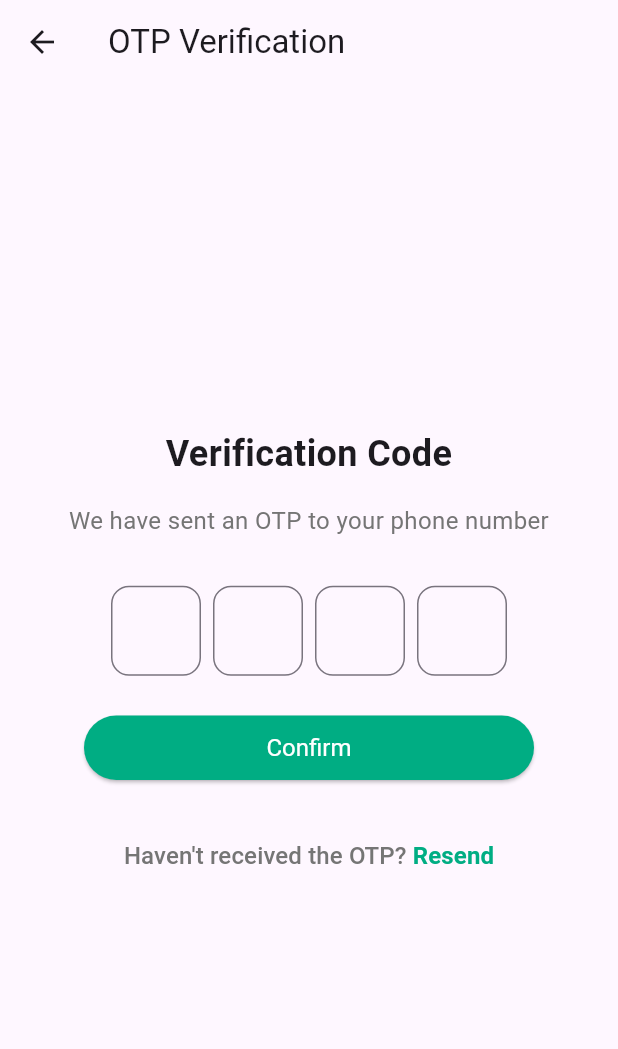
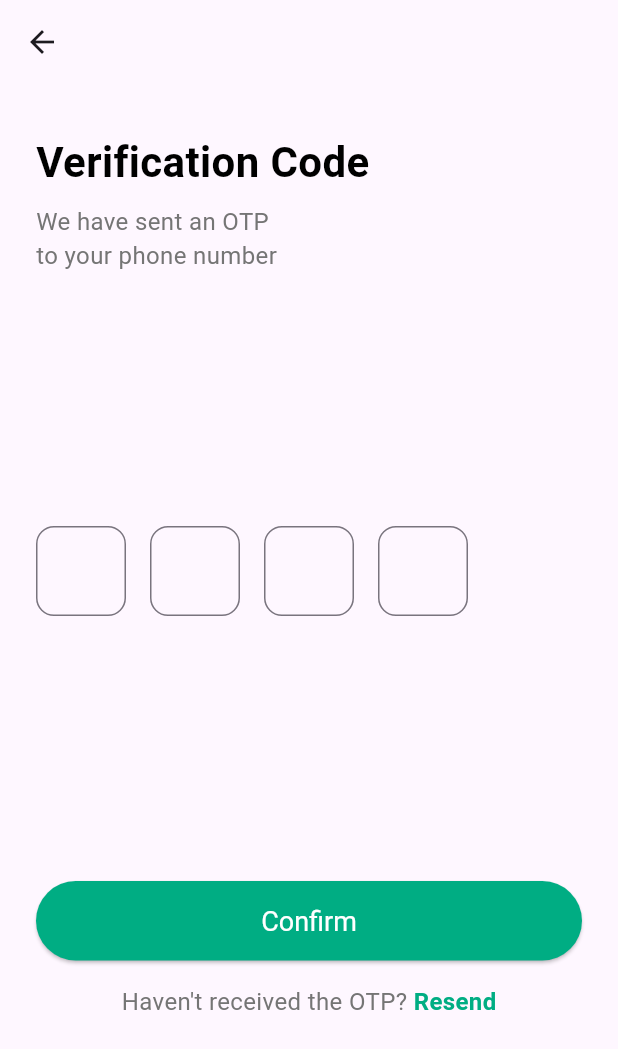
Before and after one commit to ShrutiVijayanand/otplogin-page, a Flutter app: the OtpVerificationPage screen opened directly, on a phone screen of 412 x 824 dp. Shown: the top 1049 px of the screen. Run offline on Flutter 3.47's test engine with Material 3 defaults, Android fonts, the light colour scheme and no system bars.

Commit message:
commit message

```diff
--- a/lib/main.dart
+++ b/lib/main.dart
@@ -1,5 +1,5 @@
 import 'package:flutter/material.dart';
-import 'MyApp.dart'; // Import the MyApp widget
+import 'MyApp.dart';
 
 void main() {
   runApp(MyApp());
--- a/lib/otp_verification_page.dart
+++ b/lib/otp_verification_page.dart
@@ -37,53 +37,62 @@ class _OtpVerificationPageState extends State<OtpVerificationPage> {
         MaterialPageRoute(builder: (context) => OtpSuccessPage()),
       );
     } else {
-
       _showAlertDialog('Error', 'Please enter all OTP digits');
     }
+  }
+
+  void _resendOtp() {
+    _showAlertDialog('OTP Sent', 'A new OTP has been sent to your phone number.');
   }
 
   @override
   Widget build(BuildContext context) {
     return Scaffold(
       appBar: AppBar(
-        title: Text('OTP Verification'),
+
       ),
-      body: Center(
-        child: Padding(
-          padding: const EdgeInsets.all(16.0),
+      body: Padding(
+        padding: const EdgeInsets.symmetric(horizontal: 24.0),
         child: Column(
-            mainAxisSize: MainAxisSize.min,
-            crossAxisAlignment: CrossAxisAlignment.center,
+          crossAxisAlignment: CrossAxisAlignment.start,
           children: [
             // Title
-              Text(
+            Padding(
+              padding: const EdgeInsets.only(top: 32.0, bottom: 8.0),
+              child: Text(
                 'Verification Code',
                 style: TextStyle(
-                  fontSize: 24,
+                  fontSize: 28,
                   fontWeight: FontWeight.bold,
+                  color: Colors.black,
                 ),
-                textAlign: TextAlign.center,
               ),
-              SizedBox(height: 16),
+            ),
 
-              Text(
-                'We have sent an OTP to your phone number',
-                textAlign: TextAlign.center,
+            // Description
+            Padding(
+              padding: const EdgeInsets.only(bottom: 24.0),
+              child: Text(
+                'We have sent an OTP                                                                      to your phone number',
                 style: TextStyle(
                   fontSize: 16,
                   color: Colors.grey[600],
                 ),
               ),
-              SizedBox(height: 32),
+            ),
 
+            Spacer(),
 
-              SizedBox(
-                width: 300,
+            // OTP Fields
+            Align(
+              alignment: Alignment.center,
+              child: SizedBox(
+                width: double.infinity,
                 child: Row(
-                  mainAxisAlignment: MainAxisAlignment.center,
+                  mainAxisAlignment: MainAxisAlignment.start,
                   children: List.generate(4, (index) {
                     return Container(
-                      margin: EdgeInsets.symmetric(horizontal: 4),
+                      margin: EdgeInsets.only(right: 16),
                       height: 60,
                       width: 60,
                       child: TextField(
@@ -114,26 +123,35 @@ class _OtpVerificationPageState extends State<OtpVerificationPage> {
                   }),
                 ),
               ),
-              SizedBox(height: 24),
-              SizedBox(
-                width: 300,
+            ),
+
+            Spacer(),
+
+            // Confirm Button
+            Padding(
+              padding: const EdgeInsets.only(top: 32.0),
+              child: SizedBox(
+                width: double.infinity,
                 child: ElevatedButton(
                   onPressed: _onConfirm,
                   child: Text(
                     'Confirm',
-                    style: TextStyle(color: Colors.white),
+                    style: TextStyle(color: Colors.white, fontSize: 18),
                   ),
                   style: ElevatedButton.styleFrom(
                     backgroundColor: Color(0xFF00AD83),
                     shape: StadiumBorder(),
-                    padding: EdgeInsets.symmetric(horizontal: 24, vertical: 12),
-                    textStyle: TextStyle(fontSize: 16),
+                    padding: EdgeInsets.symmetric(horizontal: 32, vertical: 16),
+                    textStyle: TextStyle(fontSize: 18),
                   ),
                 ),
               ),
-              SizedBox(height: 24),
-              TextButton(
-                onPressed: () {},
+            ),
+            Center(
+              child: Padding(
+                padding: const EdgeInsets.only(top: 16.0),
+                child: GestureDetector(
+                  onTap: _resendOtp,
                   child: Row(
                     mainAxisSize: MainAxisSize.min,
                     children: [
@@ -155,8 +173,11 @@ class _OtpVerificationPageState extends State<OtpVerificationPage> {
                     ],
                   ),
                 ),
+              ),
+            ),
+
+            Spacer(),
           ],
-          ),
         ),
       ),
     );
```
Also changed, not shown: lib/otplogin_page.dart (+7 -11 lines), lib/otpsuccess_page.dart (+19 -11 lines). Lines whose indentation alone changed are shown as unchanged.
